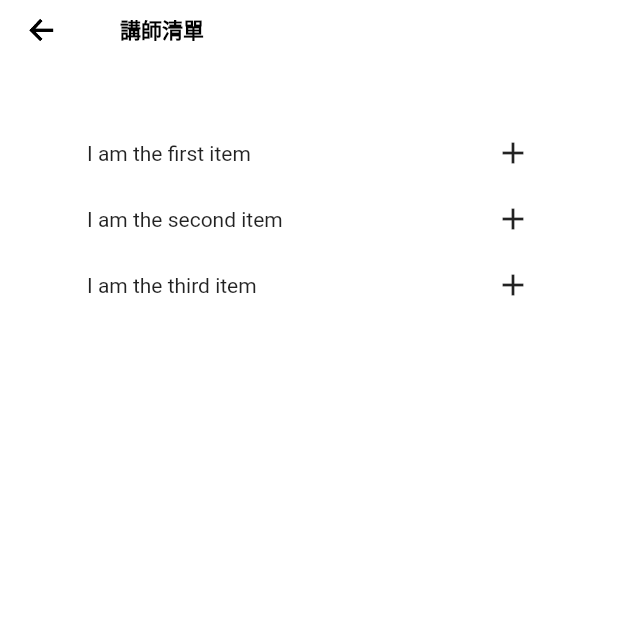
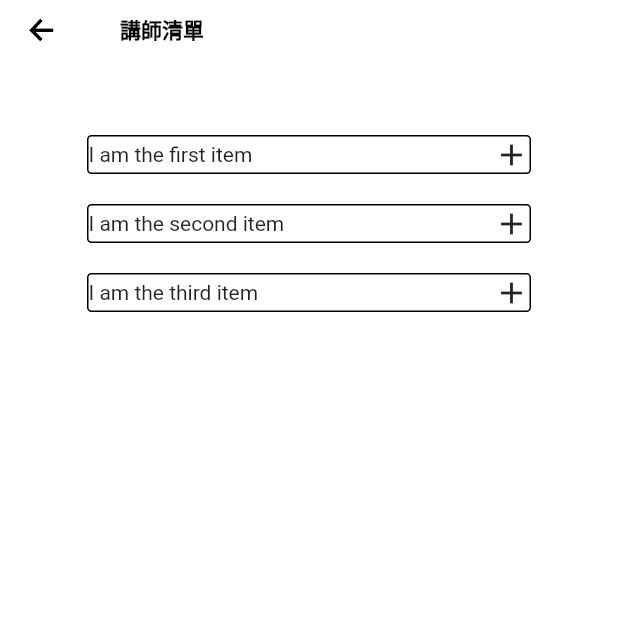
Before and after one commit to weskao/course_selection_system, a Flutter app: the screen it shows after launch, on a phone screen of 412 x 824 dp, the top half of it. Run offline on Flutter 3.47's test engine with Material 2 defaults, Android fonts, the phone set to English and light mode, and no system bars; drawn by our look-alikes of scroll_to_index; our stand-ins replace flutter_riverpod, flutter_screenutil.

Commit message:
Add border for each ToggleListItem

```diff
--- a/lib/src/presentation/views/instructor_list/InstructorListPage.dart
+++ b/lib/src/presentation/views/instructor_list/InstructorListPage.dart
@@ -11,6 +11,13 @@ class InstructorListPage extends StatelessWidget {
     return PrimaryPage(
       title: "講師清單",
       topWidget: ToggleList(
+        itemBorderDecoration: BoxDecoration(
+          border: Border.all(
+            color: Colors.black,
+            width: 1.0,
+          ),
+          borderRadius: BorderRadius.circular(3),
+        ),
         trailing: const Icon(Icons.add),
         // trailing: const Icon(Icons.minimize),
         children: [
--- a/lib/src/presentation/widgets/toggle_list/src/toggle_list.dart
+++ b/lib/src/presentation/widgets/toggle_list/src/toggle_list.dart
@@ -95,6 +95,8 @@ class ToggleList extends StatefulWidget {
   /// Set this to prevent animations from ending beneath these elements.
   final EdgeInsets viewPadding;
 
+  final BoxDecoration? itemBorderDecoration;
+
   /// Constructs a toggle list, that holds [ToggleListItem]s.
   ///
   /// The constructor contains parameters that controls
@@ -117,6 +119,7 @@ class ToggleList extends StatefulWidget {
     this.trailing = const Icon(Icons.expand_more),
     this.trailingExpanded,
     this.viewPadding = const EdgeInsets.all(0),
+    this.itemBorderDecoration,
   }) : super(key: key);
 
   @override
@@ -167,7 +170,9 @@ class _ToggleListState extends State<ToggleList> {
           shrinkWrap: widget.shrinkWrap,
           separatorBuilder: (context, index) => widget.divider,
           itemBuilder: (context, index) {
-            return ToggleListData(
+            return Container(
+              decoration: widget.itemBorderDecoration,
+              child: ToggleListData(
                 child: widget.children[index],
                 children: widget.children,
                 curve: widget.curve,
@@ -179,6 +184,7 @@ class _ToggleListState extends State<ToggleList> {
                 scrollPosition: widget.scrollPosition,
                 trailing: widget.trailing,
                 trailingExpanded: widget.trailingExpanded,
+              ),
             );
           },
         ),
```
Lines whose indentation alone changed are shown as unchanged.
